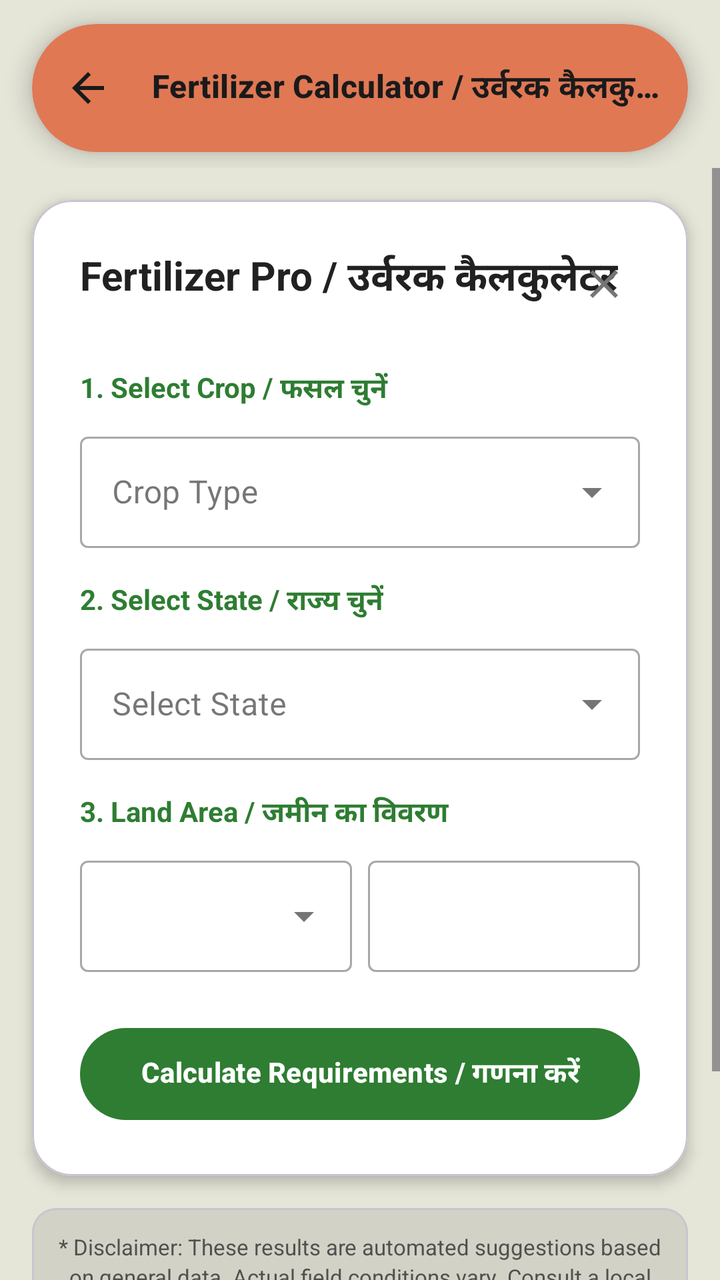
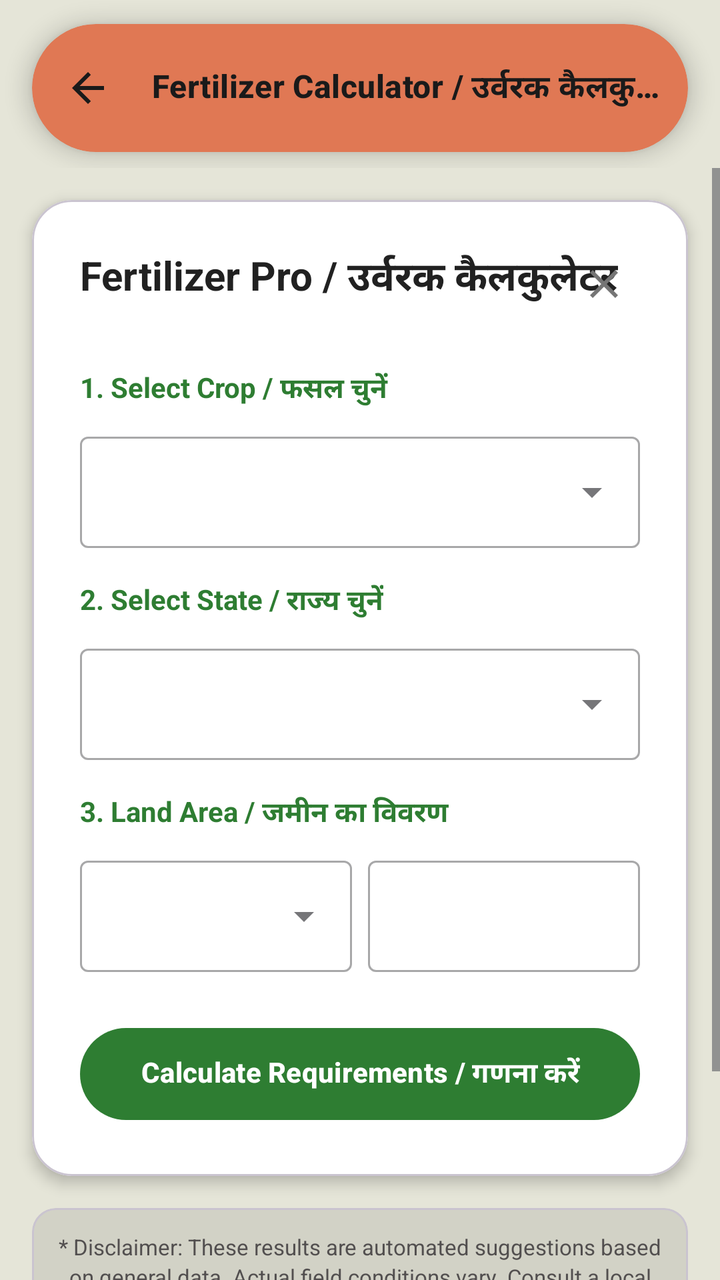

Two renders of the same Android screen: before a commit and after it. Below are the layout's source before the change and the commit's diff.
<!-- AndroidManifest.xml: application theme Theme.Jai_Kisan -->
<!-- res/layout/activity_fertilizer_calculator.xml -->
<?xml version="1.0" encoding="utf-8"?>
<LinearLayout
    xmlns:android="http://schemas.android.com/apk/res/android"
    xmlns:app="http://schemas.android.com/apk/res-auto"
    android:id="@+id/root_view"
    android:layout_width="match_parent"
    android:layout_height="match_parent"
    android:orientation="vertical"
    android:background="#E5E5D8"
    android:fitsSystemWindows="true">

    <com.google.android.material.appbar.AppBarLayout
        android:layout_width="match_parent"
        android:layout_height="wrap_content"
        android:background="@android:color/transparent"
        app:elevation="0dp">

        <com.google.android.material.card.MaterialCardView
            android:layout_width="match_parent"
            android:layout_height="wrap_content"
            android:layout_marginStart="16dp"
            android:layout_marginEnd="16dp"
            android:layout_marginTop="12dp"
            android:layout_marginBottom="8dp"
            app:cardCornerRadius="32dp"
            app:cardElevation="6dp"
            app:cardMaxElevation="6dp"
            app:strokeWidth="0dp"
            app:cardUseCompatPadding="false"
            app:cardBackgroundColor="#E07854">

            <com.google.android.material.appbar.MaterialToolbar
                android:id="@+id/toolbar"
                android:layout_width="match_parent"
                android:layout_height="?attr/actionBarSize"
                app:titleTextAppearance="@style/TextAppearance.JaiKisan.ToolbarTitle"
                app:title="Fertilizer Calculator / उर्वरक कैलकुलेटर"
                app:titleTextColor="#1A1A1A"
                app:navigationIcon="@drawable/ic_arrow_back_24"
                app:navigationIconTint="#1A1A1A" />
        </com.google.android.material.card.MaterialCardView>
    </com.google.android.material.appbar.AppBarLayout>

    <ScrollView
        android:layout_width="match_parent"
        android:layout_height="match_parent"
        android:fillViewport="true"
        android:clipToPadding="false">

        <LinearLayout
            android:layout_width="match_parent"
            android:layout_height="wrap_content"
            android:orientation="vertical"
            android:paddingBottom="30dp">

            <com.google.android.material.card.MaterialCardView
                android:layout_width="match_parent"
                android:layout_height="wrap_content"
                android:layout_marginStart="16dp"
                android:layout_marginEnd="16dp"
                android:layout_marginTop="16dp"
                android:layout_marginBottom="16dp"
                app:cardBackgroundColor="#FFFFFF"
                app:cardCornerRadius="20dp"
                app:cardElevation="4dp">

                <LinearLayout
                    android:layout_width="match_parent"
                    android:layout_height="wrap_content"
                    android:orientation="vertical"
                    android:padding="24dp">

                    <RelativeLayout
                        android:layout_width="match_parent"
                        android:layout_height="wrap_content">
                        <TextView
                            android:id="@+id/tv_title_fertilizer_pro"
                            android:layout_width="wrap_content"
                            android:layout_height="wrap_content"
                            android:text="Fertilizer Pro / उर्वरक कैलकुलेटर"
                            android:textSize="20sp"
                            android:textStyle="bold"
                            android:textColor="#212121"
                            android:fontFamily="sans-serif" />
                        <ImageButton
                            android:id="@+id/btn_close"
                            android:layout_width="36dp"
                            android:layout_height="36dp"
                            android:layout_alignParentEnd="true"
                            android:src="@drawable/ic_close"
                            android:background="?attr/selectableItemBackgroundBorderless"
                            app:tint="#757575" />
                    </RelativeLayout>

                    <Space android:layout_height="24dp" android:layout_width="match_parent" />

                    <TextView
                        android:id="@+id/tv_title_select_crop"
                        android:layout_width="wrap_content"
                        android:layout_height="wrap_content"
                        android:text="1. Select Crop / फसल चुनें"
                        android:textStyle="bold"
                        android:textColor="#2E7D32" />

                    <com.google.android.material.textfield.TextInputLayout
                        android:id="@+id/layout_dropdown_crop"
                        style="@style/Widget.MaterialComponents.TextInputLayout.OutlinedBox.ExposedDropdownMenu"
                        android:layout_width="match_parent"
                        android:layout_height="wrap_content"
                        android:layout_marginTop="8dp">
                        <AutoCompleteTextView
                            android:id="@+id/dropdown_crop"
                            android:layout_width="match_parent"
                            android:layout_height="wrap_content"
                            android:hint="Crop Type"
                            android:inputType="none" />
                    </com.google.android.material.textfield.TextInputLayout>

                    <Space android:layout_height="16dp" android:layout_width="match_parent" />

                    <TextView
                        android:id="@+id/tv_title_select_state"
                        android:layout_width="wrap_content"
                        android:layout_height="wrap_content"
                        android:text="2. Select State / राज्य चुनें"
                        android:textStyle="bold"
                        android:textColor="#2E7D32" />

                    <com.google.android.material.textfield.TextInputLayout
                        android:id="@+id/layout_dropdown_state"
                        style="@style/Widget.MaterialComponents.TextInputLayout.OutlinedBox.ExposedDropdownMenu"
                        android:layout_width="match_parent"
                        android:layout_height="wrap_content"
                        android:layout_marginTop="8dp">
                        <AutoCompleteTextView
                            android:id="@+id/dropdown_state"
                            android:layout_width="match_parent"
                            android:layout_height="wrap_content"
                            android:hint="Select State"
                            android:inputType="none" />
                    </com.google.android.material.textfield.TextInputLayout>

                    <Space android:layout_height="16dp" android:layout_width="match_parent" />

                    <TextView
                        android:id="@+id/tv_title_land_area"
                        android:layout_width="wrap_content"
                        android:layout_height="wrap_content"
                        android:text="3. Land Area / जमीन का विवरण"
                        android:textStyle="bold"
                        android:textColor="#2E7D32" />

                    <LinearLayout
                        android:layout_width="match_parent"
                        android:layout_height="wrap_content"
                        android:orientation="horizontal"
                        android:layout_marginTop="8dp">

                        <com.google.android.material.textfield.TextInputLayout
                            android:id="@+id/layout_dropdown_unit"
                            style="@style/Widget.MaterialComponents.TextInputLayout.OutlinedBox.ExposedDropdownMenu"
                            android:layout_width="0dp"
                            android:layout_height="wrap_content"
                            android:layout_weight="1"
                            android:layout_marginEnd="8dp">
                            <AutoCompleteTextView
                                android:id="@+id/dropdown_unit"
                                android:layout_width="match_parent"
                                android:layout_height="wrap_content"
                                android:inputType="none" />
                        </com.google.android.material.textfield.TextInputLayout>

                        <com.google.android.material.textfield.TextInputLayout
                            android:id="@+id/layout_input_area"
                            style="@style/Widget.MaterialComponents.TextInputLayout.OutlinedBox"
                            android:layout_width="0dp"
                            android:layout_height="wrap_content"
                            android:layout_weight="1">
                            <com.google.android.material.textfield.TextInputEditText
                                android:id="@+id/input_area"
                                android:layout_width="match_parent"
                                android:layout_height="wrap_content"
                                android:inputType="numberDecimal" />
                        </com.google.android.material.textfield.TextInputLayout>
                    </LinearLayout>

                    <Space android:layout_height="24dp" android:layout_width="match_parent" />

                    <com.google.android.material.button.MaterialButton
                        android:id="@+id/btn_calculate"
                        android:layout_width="match_parent"
                        android:layout_height="wrap_content"
                        android:minHeight="54dp"
                        android:paddingTop="10dp"
                        android:paddingBottom="10dp"
                        android:gravity="center"
                        android:text="Calculate Requirements / गणना करें"
                        android:textStyle="bold"
                        app:backgroundTint="#2E7D32"
                        app:cornerRadius="50dp" />

                    <com.google.android.material.card.MaterialCardView
                        android:id="@+id/result_section"
                        android:layout_width="match_parent"
                        android:layout_height="wrap_content"
                        android:visibility="gone"
                        android:layout_marginTop="20dp"
                        app:cardBackgroundColor="#F1F8E9"
                        app:cardCornerRadius="16dp"
                        app:cardElevation="0dp"
                        app:strokeWidth="0dp">

                        <LinearLayout
                            android:layout_width="match_parent"
                            android:layout_height="wrap_content"
                            android:orientation="vertical"
                            android:padding="16dp">

                            <TextView
                                android:id="@+id/tv_title_recommended_fertilizer"
                                android:layout_width="wrap_content"
                                android:layout_height="wrap_content"
                                android:text="Recommended Fertilizer / अनुशंसित उर्वरक"
                                android:textStyle="bold"
                                android:textColor="#2E7D32"
                                android:textSize="15sp"
                                android:layout_marginBottom="12dp" />

                            <TextView android:id="@+id/tv_n_row" android:layout_width="match_parent" android:layout_height="wrap_content"
                                android:text="Nitrogen (N) / नाइट्रोजन: --" android:textColor="#424242" android:textSize="13sp" android:layout_marginBottom="6dp"/>
                            <TextView android:id="@+id/tv_p_row" android:layout_width="match_parent" android:layout_height="wrap_content"
                                android:text="Phosphorus (P) / फॉस्फोरस: --" android:textColor="#424242" android:textSize="13sp" android:layout_marginBottom="6dp"/>
                            <TextView android:id="@+id/tv_k_row" android:layout_width="match_parent" android:layout_height="wrap_content"
                                android:text="Potassium (K) / पोटेशियम: --" android:textColor="#424242" android:textSize="13sp" android:layout_marginBottom="12dp"/>

                            <View android:layout_width="match_parent" android:layout_height="1dp" android:background="#C8E6C9" android:layout_marginBottom="12dp" />

                            <TextView
                                android:id="@+id/tv_title_shopping_list"
                                android:layout_width="wrap_content"
                                android:layout_height="wrap_content"
                                android:text="Shopping List (Bags) / खरीद सूची (बैग):"
                                android:textStyle="bold" android:textColor="#2E7D32" android:textSize="14sp" android:layout_marginBottom="8dp" />

                            <TextView android:id="@+id/tv_urea_bags" android:layout_width="match_parent" android:layout_height="wrap_content" android:textColor="#212121" android:layout_marginBottom="4dp"/>
                            <TextView android:id="@+id/tv_dap_bags" android:layout_width="match_parent" android:layout_height="wrap_content" android:textColor="#212121" android:layout_marginBottom="4dp"/>
                            <TextView android:id="@+id/tv_mop_bags" android:layout_width="match_parent" android:layout_height="wrap_content" android:textColor="#212121" android:layout_marginBottom="12dp"/>

                            <View android:layout_width="match_parent" android:layout_height="1dp" android:background="#C8E6C9" android:layout_marginBottom="12dp" />

                            <TextView
                                android:id="@+id/tv_title_liquid_option"
                                android:layout_width="wrap_content"
                                android:layout_height="wrap_content"
                                android:text="Liquid Option / तरल विकल्प (Nano Urea):"
                                android:textStyle="bold" android:textColor="#0288D1" android:textSize="14sp" android:layout_marginBottom="8dp" />

                            <TextView android:id="@+id/tv_nano_urea" android:layout_width="match_parent" android:layout_height="wrap_content"
                                android:text="-- Bottles (500ml)" android:textColor="#212121" android:layout_marginBottom="16dp" />

                            <com.google.android.material.progressindicator.CircularProgressIndicator
                                android:id="@+id/loadingIndicator" android:layout_width="wrap_content" android:layout_height="wrap_content"
                                android:layout_gravity="center" android:indeterminate="true" android:visibility="gone" android:layout_marginBottom="16dp" />
                            <TextView android:id="@+id/tv_ai_insight" android:layout_width="match_parent" android:layout_height="wrap_content"
                                android:textSize="14sp" android:textColor="#212121" android:layout_marginBottom="16dp" android:visibility="gone" />

                            <com.google.android.material.button.MaterialButton
                                android:id="@+id/btn_share"
                                style="@style/Widget.MaterialComponents.Button.OutlinedButton"
                                android:layout_width="match_parent"
                                android:layout_height="wrap_content"
                                android:minHeight="48dp"
                                android:paddingTop="8dp"
                                android:paddingBottom="8dp"
                                android:gravity="center"
                                android:text="Share Result / परिणाम साझा करें"
                                android:textColor="#2E7D32"
                                app:strokeColor="#2E7D32"
                                app:cornerRadius="50dp" />
                        </LinearLayout>
                    </com.google.android.material.card.MaterialCardView>
                </LinearLayout>
            </com.google.android.material.card.MaterialCardView>

            <com.google.android.material.card.MaterialCardView
                android:layout_width="match_parent"
                android:layout_height="wrap_content"
                android:layout_marginStart="16dp"
                android:layout_marginEnd="16dp"
                android:layout_marginBottom="16dp"
                app:cardElevation="0dp"
                app:cardBackgroundColor="#15000000"
                app:cardCornerRadius="12dp">

                <TextView
                    android:id="@+id/tv_disclaimer"
                    android:layout_width="match_parent"
                    android:layout_height="wrap_content"
                    android:padding="12dp"
                    android:textAlignment="center"
                    android:textSize="11sp"
                    android:textColor="#524F4F"
                    android:lineSpacingExtra="2dp"
                    android:text="* Disclaimer: These results are automated suggestions based on general data. Actual field conditions vary. Consult a local agriculture specialist before making final decisions. \n अस्वीकरण: ये परिणाम सामान्य डेटा पर आधारित स्वचालित सुझाव हैं। वास्तविक स्थिति भिन्न हो सकती है। अंतिम निर्णय लेने से पहले स्थानीय कृषि विशेषज्ञ से सलाह लें।" />
            </com.google.android.material.card.MaterialCardView>

        </LinearLayout>
    </ScrollView>
</LinearLayout>
<!-- resources referenced by this layout -->
<resources>
  <!-- drawable ic_arrow_back_24 (drawable) -->
  <vector xmlns:android="http://schemas.android.com/apk/res/android" android:autoMirrored="true" android:height="24dp" android:tint="#000000" android:viewportHeight="960" android:viewportWidth="960" android:width="24dp">
        
      <path android:fillColor="@android:color/white" android:pathData="M313,520L537,744L480,800L160,480L480,160L537,216L313,440L800,440L800,520L313,520Z"/>
      
  </vector>
  <!-- drawable ic_close (drawable) -->
  <vector xmlns:android="http://schemas.android.com/apk/res/android"
      android:width="24dp"
      android:height="24dp"
      android:viewportWidth="24"
      android:viewportHeight="24">
    <path
        android:fillColor="#000000"
        android:pathData="M19,6.41L17.59,5 12,10.59 6.41,5 5,6.41 10.59,12 5,17.59 6.41,19 12,13.41 17.59,19 19,17.59 13.41,12z"/>
  </vector>
  <style name="TextAppearance.JaiKisan.ToolbarTitle" parent="TextAppearance.Material3.TitleMedium">
          <item name="android:textSize">16sp</item>
          <item name="android:textStyle">bold</item>
          <item name="android:textColor">#1A1A1A</item>
      </style>
  <style name="Theme.Jai_Kisan" parent="Base.Theme.Jai_Kisan" />
  <style name="Base.Theme.Jai_Kisan" parent="Theme.Material3.Light.NoActionBar">
  
          <item name="android:forceDarkAllowed" tools:targetApi="q">false</item>
  
          <item name="android:windowBackground">@color/app_background</item>
  
          <item name="android:fontFamily">@font/poppins</item>
  
          <item name="colorPrimary">@color/green</item>
          <item name="colorPrimaryVariant">@color/green</item>
          <item name="colorOnPrimary">@color/white</item>
          <item name="colorSecondary">@color/green</item>
          <item name="colorSecondaryVariant">@color/green</item>
          <item name="colorOnSecondary">@color/white</item>
  
          <item name="android:statusBarColor">?attr/colorPrimary</item>
  
      </style>
  <color name="app_background">#F9F6ED</color>
  <color name="green">#2E7D32</color>
  <color name="white">#FFFFFFFF</color>
</resources>

<!-- the commit's change to res/layout/activity_fertilizer_calculator.xml (unified diff, before → after) -->
@@ -112,7 +112,6 @@
                             android:id="@+id/dropdown_crop"
                             android:layout_width="match_parent"
                             android:layout_height="wrap_content"
-                            android:hint="Crop Type"
                             android:inputType="none" />
                     </com.google.android.material.textfield.TextInputLayout>
 
@@ -136,7 +135,6 @@
                             android:id="@+id/dropdown_state"
                             android:layout_width="match_parent"
                             android:layout_height="wrap_content"
-                            android:hint="Select State"
                             android:inputType="none" />
                     </com.google.android.material.textfield.TextInputLayout>
 
